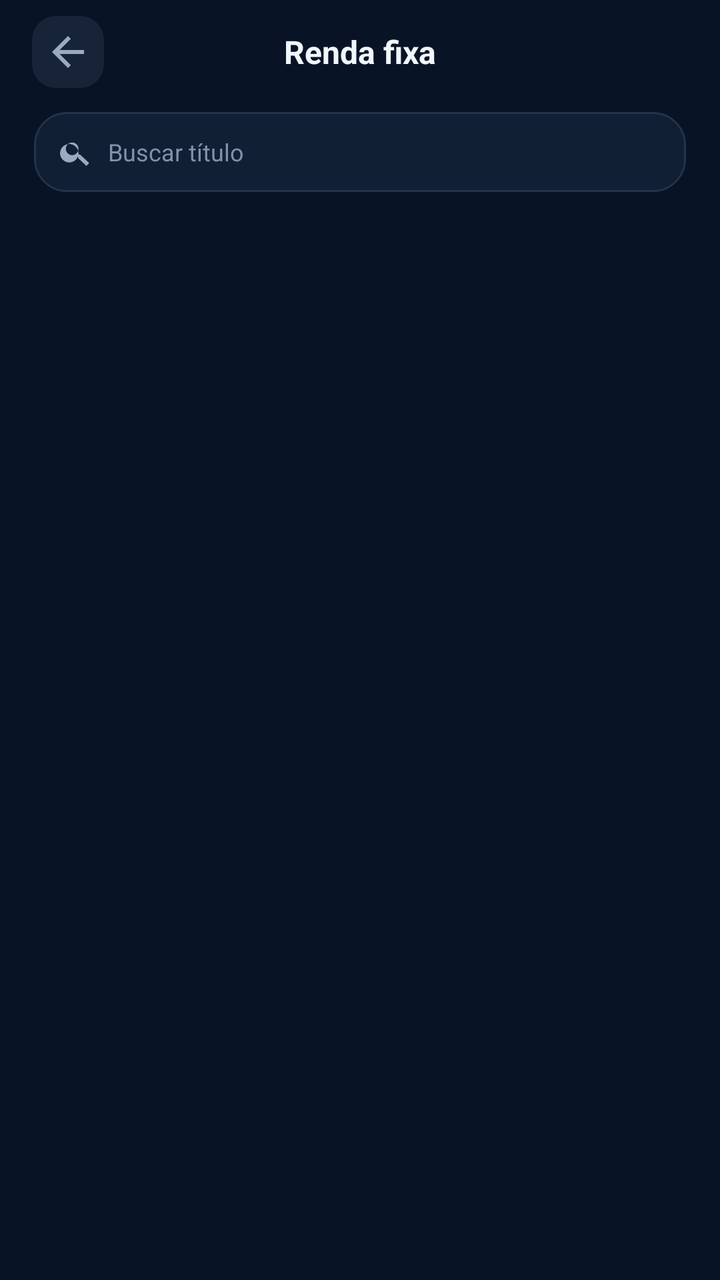
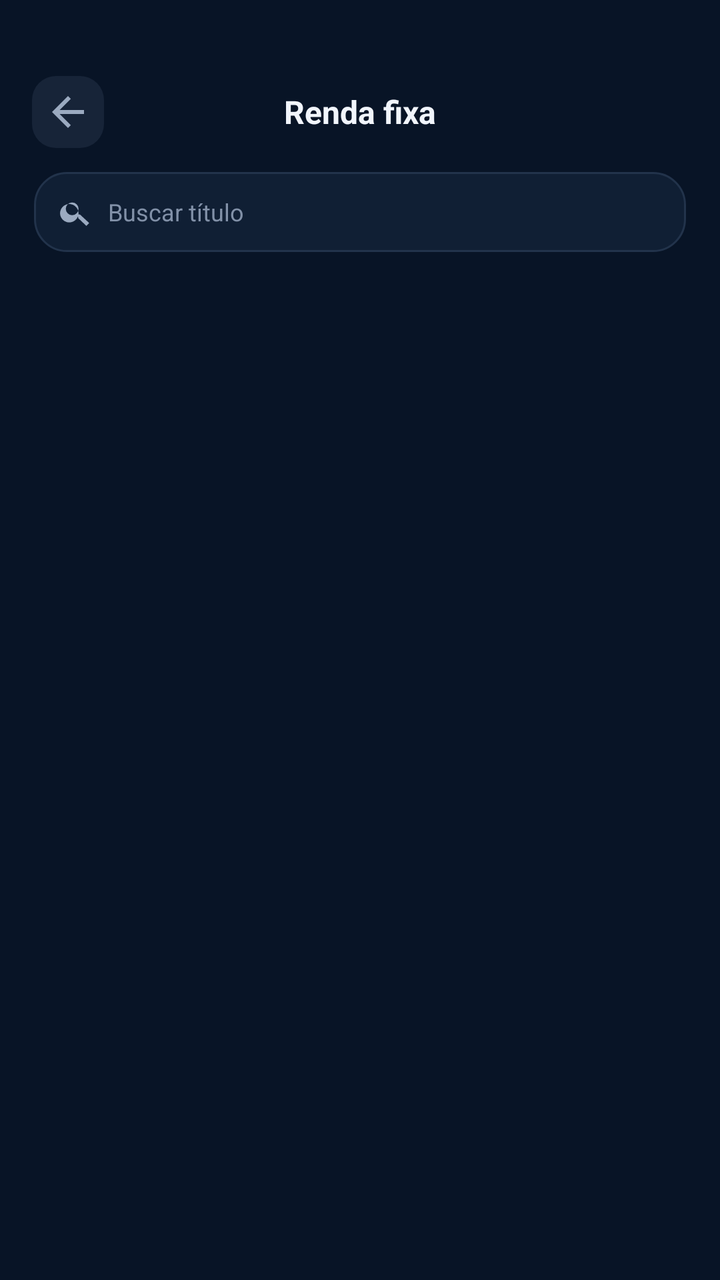

The first picture is an Android layout as it rendered before a commit; the second is the same layout after the commit. The layout source and the unified diff follow.
<!-- AndroidManifest.xml: application theme Theme.AccurancyMobileApp -->
<!-- res/layout/activity_opcoes_renda_fixa.xml -->
<?xml version="1.0" encoding="utf-8"?>
<FrameLayout
    xmlns:android="http://schemas.android.com/apk/res/android"
    xmlns:app="http://schemas.android.com/apk/res-auto"
    android:layout_width="match_parent"
    android:layout_height="match_parent"
    android:background="#081426">

    <androidx.constraintlayout.widget.ConstraintLayout
        android:layout_width="match_parent"
        android:layout_height="match_parent">

        
        <LinearLayout
            android:id="@+id/cabecalhoRendaFixa"
            android:layout_width="0dp"
            android:layout_height="52dp"
            android:gravity="center_vertical"
            android:orientation="horizontal"
            android:paddingStart="16dp"
            android:paddingEnd="16dp"
            app:layout_constraintTop_toTopOf="parent"
            app:layout_constraintStart_toStartOf="parent"
            app:layout_constraintEnd_toEndOf="parent">

            <ImageButton
                android:id="@+id/btnVoltarRendaFixa"
                android:layout_width="36dp"
                android:layout_height="36dp"
                android:background="@drawable/bg_btn_icone"
                android:contentDescription="Voltar"
                android:src="@drawable/ic_arrow_back"
                app:tint="#9BAAC0" />

            <TextView
                android:layout_width="0dp"
                android:layout_height="wrap_content"
                android:layout_weight="1"
                android:gravity="center"
                android:text="Renda fixa"
                android:textColor="#F1F5FC"
                android:textSize="16sp"
                android:textStyle="bold" />

            <View
                android:layout_width="36dp"
                android:layout_height="36dp" />

        </LinearLayout>

        
        <LinearLayout
            android:id="@+id/containerBuscaTitulo"
            android:layout_width="0dp"
            android:layout_height="40dp"
            android:layout_marginStart="17dp"
            android:layout_marginTop="4dp"
            android:layout_marginEnd="17dp"
            android:background="@drawable/bg_carteira_card"
            android:gravity="center_vertical"
            android:orientation="horizontal"
            android:paddingStart="12dp"
            android:paddingEnd="12dp"
            app:layout_constraintTop_toBottomOf="@id/cabecalhoRendaFixa"
            app:layout_constraintStart_toStartOf="parent"
            app:layout_constraintEnd_toEndOf="parent">

            <ImageView
                android:layout_width="17dp"
                android:layout_height="17dp"
                android:contentDescription="@null"
                android:src="@drawable/ic_busca"
                app:tint="#9BAAC0" />

            <EditText
                android:id="@+id/edtBuscarTitulo"
                android:layout_width="match_parent"
                android:layout_height="match_parent"
                android:layout_marginStart="8dp"
                android:background="@android:color/transparent"
                android:hint="Buscar título"
                android:inputType="text"
                android:imeOptions="actionSearch"
                android:padding="0dp"
                android:singleLine="true"
                android:textColor="#F1F5FC"
                android:textColorHint="#8291A8"
                android:textSize="12sp" />

        </LinearLayout>

        
        <androidx.recyclerview.widget.RecyclerView
            android:id="@+id/rvTitulosRendaFixa"
            android:layout_width="0dp"
            android:layout_height="0dp"
            android:clipToPadding="false"
            android:paddingStart="17dp"
            android:paddingTop="13dp"
            android:paddingEnd="17dp"
            android:paddingBottom="16dp"
            android:overScrollMode="never"
            app:layout_constraintTop_toBottomOf="@id/containerBuscaTitulo"
            app:layout_constraintBottom_toBottomOf="parent"
            app:layout_constraintStart_toStartOf="parent"
            app:layout_constraintEnd_toEndOf="parent" />

    </androidx.constraintlayout.widget.ConstraintLayout>

</FrameLayout>
<!-- resources referenced by this layout -->
<resources>
  <!-- drawable bg_btn_icone (drawable) -->
  <?xml version="1.0" encoding="utf-8"?>
  <shape xmlns:android="http://schemas.android.com/apk/res/android">
      <solid android:color="#172438"/>
      <corners android:radius="12dp"/>
  </shape>
  <!-- drawable bg_carteira_card (drawable) -->
  <?xml version="1.0" encoding="utf-8"?>
  <shape xmlns:android="http://schemas.android.com/apk/res/android">
      <solid android:color="#101F34" />
      <stroke
          android:width="1dp"
          android:color="#22334B" />
      <corners android:radius="16dp" />
  </shape>
  <!-- drawable ic_arrow_back (drawable) -->
  <vector xmlns:android="http://schemas.android.com/apk/res/android"
      android:width="24dp" android:height="24dp"
      android:viewportWidth="24" android:viewportHeight="24">
      <path android:fillColor="#FFFFFF"
          android:pathData="M20,11H7.83l5.59,-5.59L12,4l-8,8 8,8 1.41,-1.41L7.83,13H20v-2z"/>
  </vector>
  <!-- drawable ic_busca (drawable) -->
  <?xml version="1.0" encoding="utf-8"?>
  <vector
      xmlns:android="http://schemas.android.com/apk/res/android"
      android:width="24dp"
      android:height="24dp"
      android:viewportWidth="24"
      android:viewportHeight="24">
      <path
          android:fillColor="#FFFFFFFF"
          android:pathData="M15.5,14h-0.79l-0.28,-0.27A6.5,6.5 0,1 0,14 15.5l0.27,0.28v0.79L20,22l2,-2zM10,14.5A4.5,4.5 0,1 1,10 5.5a4.5,4.5 0,0 1,0 9z"
          />
  </vector>
  <style name="Theme.AccurancyMobileApp" parent="Base.Theme.AccurancyMobileApp" />
  <style name="Base.Theme.AccurancyMobileApp" parent="Theme.Material3.DayNight.NoActionBar">
          
          
  
      </style>
</resources>

<!-- the commit's change to res/layout/activity_opcoes_renda_fixa.xml (unified diff, before → after) -->
@@ -19,6 +19,7 @@
             android:orientation="horizontal"
             android:paddingStart="16dp"
             android:paddingEnd="16dp"
+            android:layout_marginTop="30dp"
             app:layout_constraintTop_toTopOf="parent"
             app:layout_constraintStart_toStartOf="parent"
             app:layout_constraintEnd_toEndOf="parent">
